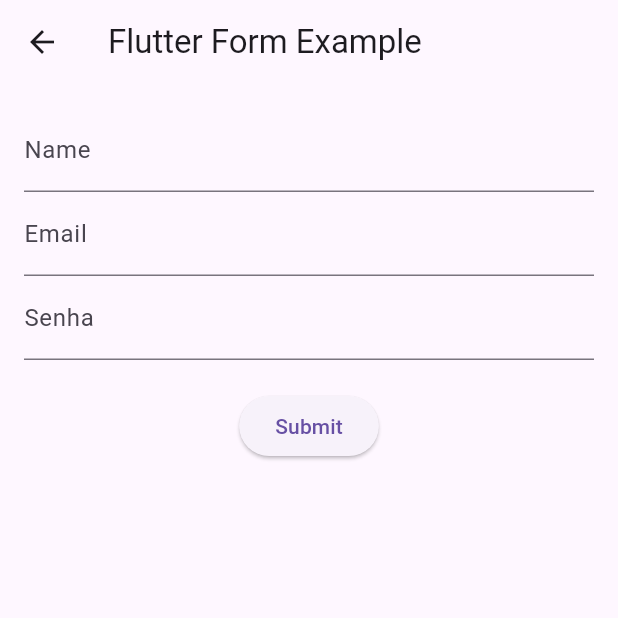
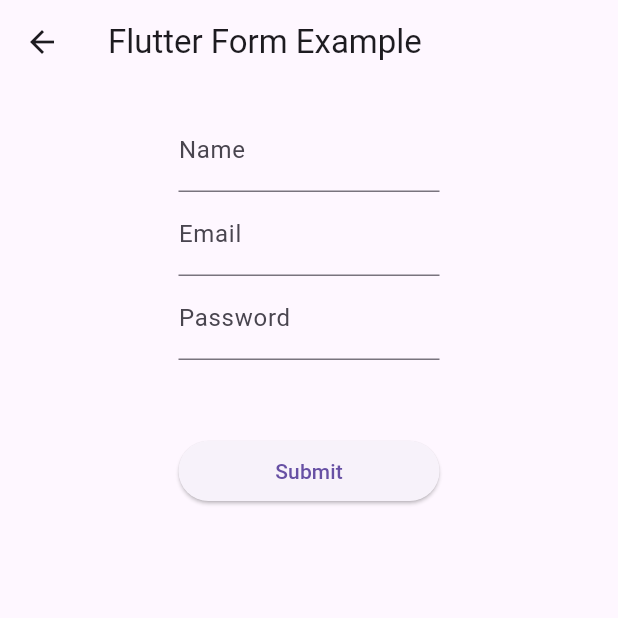
Before and after one commit to dnllcs/agenda-compartilhada, a Flutter app: the UserForm screen opened by its route, on a phone screen of 412 x 824 dp, the top half of it. Run offline on Flutter 3.47's test engine with Material 3 defaults, Android fonts, the phone set to English and light mode, and no system bars; our stand-ins replace firebase_core, firebase_database, sqflite; accounts and stored records are empty; generated files the repository leaves out were written again.

Commit message:
fix: user_form stateful, validação de campo

```diff
--- a/lib/widget/user_form.dart
+++ b/lib/widget/user_form.dart
@@ -5,77 +5,88 @@ import 'package:flutter/material.dart';
 
 class UserForm extends StatefulWidget {
   @override
-  _MyFormState createState() => _MyFormState();
+  _UserFormState createState() => _UserFormState();
 }
 
-class _MyFormState extends State<UserForm> {
-  late DAOUser daoUser = new DAOUser();
-  String _name = '';
-  String _email = '';
-  String _password = '';
+class _UserFormState extends State<UserForm> {
+  final _formKey = GlobalKey<FormState>();
+  late DAOUser daoUser = DAOUser();
 
-  void _submitForm(BuildContext context) {
+  late String _name = "";
+  late String _email = "";
+  late String _password = "";
+
+  void _submitForm() {
+    if (_formKey.currentState!.validate()) {
+      _formKey.currentState!.save();
       daoUser.salvar(DTOUser(name: _name, email: _email, password: _password));
+      ScaffoldMessenger.of(context).showSnackBar(
+          SnackBar(content: Text('Form submitted successfully')));
       Navigator.pushNamed(context, Rotas.details);
+    } else {
+      ScaffoldMessenger.of(context).showSnackBar(
+          SnackBar(content: Text('Please fill out the fields correctly')));
+    }
   }
 
   @override
   Widget build(BuildContext context) {
     return Scaffold(
-      appBar: AppBar(
-        title: Text('Flutter Form Example'),
-      ),
-      body: Form(
-        child: Padding(
-          padding: EdgeInsets.all(16.0),
+      appBar: AppBar(title: Text('Flutter Form Example')),
+      body: Center(
+        child: Container(
+          width: MediaQuery.of(context).size.width * 0.5,
+          padding: const EdgeInsets.symmetric(vertical: 16.0, horizontal: 16.0),
+          child: Form(
+            key: _formKey,
             child: Column(
-            children: <Widget>[
+              crossAxisAlignment: CrossAxisAlignment.stretch,
+              children: [
                 TextFormField(
+                  autovalidateMode: AutovalidateMode.onUserInteraction,
                   decoration: InputDecoration(labelText: 'Name'),
                   validator: (value) {
                     if (value!.isEmpty) {
                       return 'Please enter your name.';
+                    } else if (value.length <= 2) {
+                      return 'Please enter a valid name.';
                     }
                     return null;
                   },
-                onSaved: (value) {
-                  _name = value!;
-                },
+                  onSaved: (value) => _name = value!,
                 ),
                 TextFormField(
                   decoration: InputDecoration(labelText: 'Email'),
-                validator: (value) {
-                  if (value!.isEmpty) {
-                    return 'Please enter your email.';
-                  }
-
-                  return null;
-                },
-                onSaved: (value) {
-                  _email = value!;
-                },
-              ),
-              TextFormField(
-                decoration: InputDecoration(labelText: 'Senha'),
+                  autovalidateMode: AutovalidateMode.onUserInteraction,
                   validator: (value) {
                     if (value!.isEmpty) {
                       return 'Please enter your email.';
                     }
                     return null;
                   },
-                onSaved: (value) {
-                  _email = value!;
+                  onSaved: (value) => _email = value!,
+                ),
+                TextFormField(
+                  decoration: InputDecoration(labelText: 'Password'),
+                  autovalidateMode: AutovalidateMode.onUserInteraction,
+                  obscureText: true,
+                  validator: (value) {
+                    if (value!.isEmpty) {
+                      return 'Please enter your password.';
+                    }
+                    return null;
                   },
+                  onSaved: (value) => _password = value!,
                 ),
-              SizedBox(height: 20.0),
-              ElevatedButton(
-                onPressed: () {
-                  _submitForm;
-                  Navigator.pushNamed(context, Rotas.home);
-                },
+                Container(
+                  padding: const EdgeInsets.fromLTRB(0, 50, 0, 20),
+                  child: ElevatedButton(
+                    onPressed: _submitForm,
                     child: Text('Submit'),
                   ),
+                ),
               ],
+            ),
           ),
         ),
       ),
```
Lines whose indentation alone changed are shown as unchanged.
